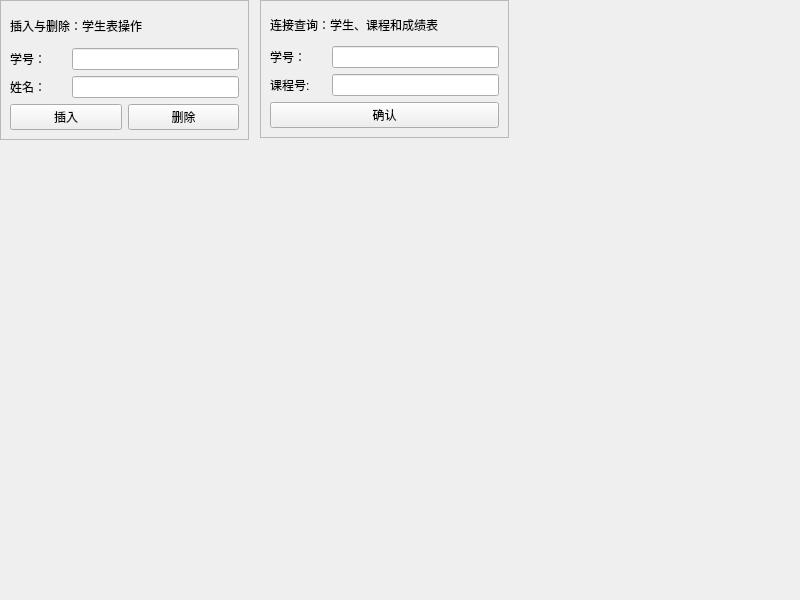
Above: lab1/gui.ui from HIT-SCIR-chichi/hit_db_lab before the change. Below: the same form after it.
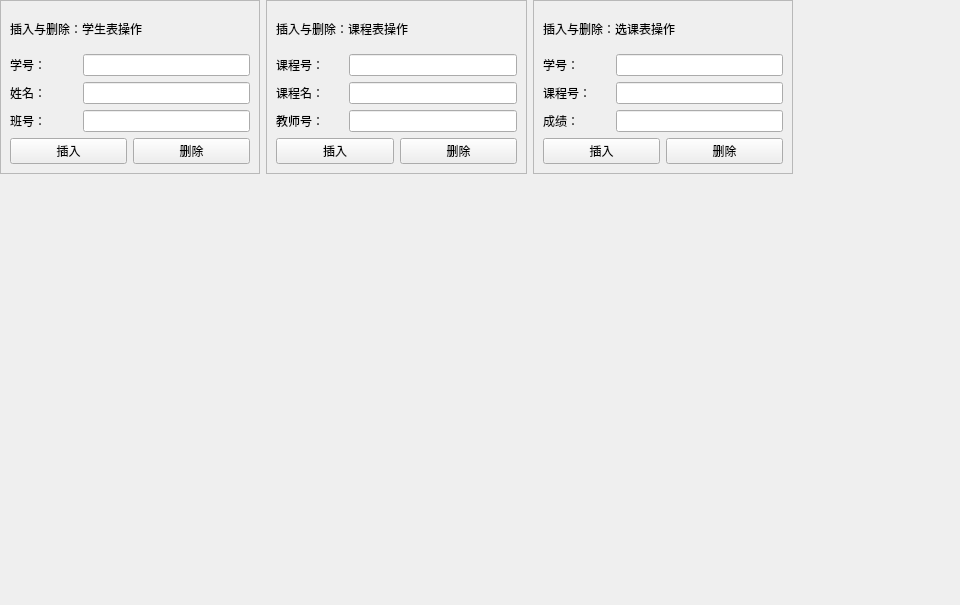
That is the form after the change.

Commit message: 完成插入删除功能

The edit to the form file:
```diff
--- a/lab1/gui.ui
+++ b/lab1/gui.ui
@@ -6,23 +6,26 @@
    <rect>
     <x>0</x>
     <y>0</y>
-    <width>800</width>
-    <height>600</height>
+    <width>960</width>
+    <height>605</height>
    </rect>
   </property>
   <property name="windowTitle">
    <string>教学管理系统@zjr</string>
   </property>
   <widget class="QWidget" name="centralwidget">
-   <widget class="QFrame" name="frame">
+   <widget class="QWidget" name="">
     <property name="geometry">
      <rect>
       <x>0</x>
       <y>0</y>
-      <width>249</width>
-      <height>140</height>
+      <width>793</width>
+      <height>174</height>
      </rect>
     </property>
+    <layout class="QHBoxLayout" name="horizontalLayout_10">
+     <item>
+      <widget class="QFrame" name="frame">
     <property name="frameShape">
      <enum>QFrame::StyledPanel</enum>
     </property>
@@ -43,7 +46,7 @@
         <widget class="QLabel" name="label_2">
          <property name="sizePolicy">
           <sizepolicy hsizetype="Preferred" vsizetype="Preferred">
-           <horstretch>1</horstretch>
+              <horstretch>2</horstretch>
            <verstretch>0</verstretch>
           </sizepolicy>
          </property>
@@ -56,7 +59,7 @@
         <widget class="QLineEdit" name="stu_num">
          <property name="sizePolicy">
           <sizepolicy hsizetype="Expanding" vsizetype="Fixed">
-           <horstretch>3</horstretch>
+              <horstretch>5</horstretch>
            <verstretch>0</verstretch>
           </sizepolicy>
          </property>
@@ -70,7 +73,7 @@
         <widget class="QLabel" name="label_3">
          <property name="sizePolicy">
           <sizepolicy hsizetype="Preferred" vsizetype="Preferred">
-           <horstretch>1</horstretch>
+              <horstretch>2</horstretch>
            <verstretch>0</verstretch>
           </sizepolicy>
          </property>
@@ -83,7 +86,34 @@
         <widget class="QLineEdit" name="stu_name">
          <property name="sizePolicy">
           <sizepolicy hsizetype="Expanding" vsizetype="Fixed">
-           <horstretch>3</horstretch>
+              <horstretch>5</horstretch>
+              <verstretch>0</verstretch>
+             </sizepolicy>
+            </property>
+           </widget>
+          </item>
+         </layout>
+        </item>
+        <item>
+         <layout class="QHBoxLayout" name="horizontalLayout_12">
+          <item>
+           <widget class="QLabel" name="label_11">
+            <property name="sizePolicy">
+             <sizepolicy hsizetype="Expanding" vsizetype="Preferred">
+              <horstretch>2</horstretch>
+              <verstretch>0</verstretch>
+             </sizepolicy>
+            </property>
+            <property name="text">
+             <string>班号：</string>
+            </property>
+           </widget>
+          </item>
+          <item>
+           <widget class="QLineEdit" name="class_num">
+            <property name="sizePolicy">
+             <sizepolicy hsizetype="Expanding" vsizetype="Fixed">
+              <horstretch>5</horstretch>
            <verstretch>0</verstretch>
           </sizepolicy>
          </property>
@@ -111,15 +141,9 @@
      </item>
     </layout>
    </widget>
+     </item>
+     <item>
    <widget class="QFrame" name="frame_2">
-    <property name="geometry">
-     <rect>
-      <x>260</x>
-      <y>0</y>
-      <width>249</width>
-      <height>138</height>
-     </rect>
-    </property>
     <property name="frameShape">
      <enum>QFrame::StyledPanel</enum>
     </property>
@@ -130,7 +154,7 @@
      <item>
       <widget class="QLabel" name="label_4">
        <property name="text">
-        <string>连接查询：学生、课程和成绩表</string>
+           <string>插入与删除：课程表操作</string>
        </property>
       </widget>
      </item>
@@ -140,20 +164,20 @@
         <widget class="QLabel" name="label_5">
          <property name="sizePolicy">
           <sizepolicy hsizetype="Preferred" vsizetype="Preferred">
-           <horstretch>1</horstretch>
+              <horstretch>2</horstretch>
            <verstretch>0</verstretch>
           </sizepolicy>
          </property>
          <property name="text">
-          <string>学号：</string>
+             <string>课程号：</string>
          </property>
         </widget>
        </item>
        <item>
-        <widget class="QLineEdit" name="sc_snum">
+           <widget class="QLineEdit" name="course_num">
          <property name="sizePolicy">
           <sizepolicy hsizetype="Expanding" vsizetype="Fixed">
-           <horstretch>3</horstretch>
+              <horstretch>5</horstretch>
            <verstretch>0</verstretch>
           </sizepolicy>
          </property>
@@ -167,12 +191,12 @@
         <widget class="QLabel" name="label_6">
          <property name="sizePolicy">
           <sizepolicy hsizetype="Preferred" vsizetype="Preferred">
-           <horstretch>1</horstretch>
+              <horstretch>2</horstretch>
            <verstretch>0</verstretch>
           </sizepolicy>
          </property>
          <property name="text">
-          <string>课程号:</string>
+             <string>课程名：</string>
          </property>
         </widget>
        </item>
@@ -180,7 +204,7 @@
         <widget class="QLineEdit" name="lineEdit_2">
          <property name="sizePolicy">
           <sizepolicy hsizetype="Expanding" vsizetype="Fixed">
-           <horstretch>3</horstretch>
+              <horstretch>5</horstretch>
            <verstretch>0</verstretch>
           </sizepolicy>
          </property>
@@ -189,10 +213,169 @@
       </layout>
      </item>
      <item>
-      <widget class="QPushButton" name="get_grade">
+         <layout class="QHBoxLayout" name="horizontalLayout_13">
+          <item>
+           <widget class="QLabel" name="label_12">
+            <property name="sizePolicy">
+             <sizepolicy hsizetype="Expanding" vsizetype="Preferred">
+              <horstretch>2</horstretch>
+              <verstretch>0</verstretch>
+             </sizepolicy>
+            </property>
        <property name="text">
-        <string>确认</string>
-       </property>
+             <string>教师号：</string>
+            </property>
+           </widget>
+          </item>
+          <item>
+           <widget class="QLineEdit" name="teacher_num">
+            <property name="sizePolicy">
+             <sizepolicy hsizetype="Expanding" vsizetype="Fixed">
+              <horstretch>5</horstretch>
+              <verstretch>0</verstretch>
+             </sizepolicy>
+            </property>
+           </widget>
+          </item>
+         </layout>
+        </item>
+        <item>
+         <layout class="QHBoxLayout" name="horizontalLayout_3">
+          <item>
+           <widget class="QPushButton" name="course_insert">
+            <property name="text">
+             <string>插入</string>
+            </property>
+           </widget>
+          </item>
+          <item>
+           <widget class="QPushButton" name="course_delete">
+            <property name="text">
+             <string>删除</string>
+            </property>
+           </widget>
+          </item>
+         </layout>
+        </item>
+       </layout>
+      </widget>
+     </item>
+     <item>
+      <widget class="QFrame" name="frame_3">
+       <property name="frameShape">
+        <enum>QFrame::StyledPanel</enum>
+       </property>
+       <property name="frameShadow">
+        <enum>QFrame::Raised</enum>
+       </property>
+       <layout class="QVBoxLayout" name="verticalLayout_3">
+        <item>
+         <widget class="QLabel" name="label_9">
+          <property name="text">
+           <string>插入与删除：选课表操作</string>
+          </property>
+         </widget>
+        </item>
+        <item>
+         <layout class="QHBoxLayout" name="horizontalLayout_8">
+          <item>
+           <widget class="QLabel" name="label_7">
+            <property name="sizePolicy">
+             <sizepolicy hsizetype="Expanding" vsizetype="Preferred">
+              <horstretch>2</horstretch>
+              <verstretch>0</verstretch>
+             </sizepolicy>
+            </property>
+            <property name="text">
+             <string>学号：</string>
+            </property>
+           </widget>
+          </item>
+          <item>
+           <widget class="QLineEdit" name="sc_snum">
+            <property name="sizePolicy">
+             <sizepolicy hsizetype="Expanding" vsizetype="Fixed">
+              <horstretch>5</horstretch>
+              <verstretch>0</verstretch>
+             </sizepolicy>
+            </property>
+           </widget>
+          </item>
+         </layout>
+        </item>
+        <item>
+         <layout class="QHBoxLayout" name="horizontalLayout_9">
+          <item>
+           <widget class="QLabel" name="label_8">
+            <property name="sizePolicy">
+             <sizepolicy hsizetype="Expanding" vsizetype="Fixed">
+              <horstretch>2</horstretch>
+              <verstretch>0</verstretch>
+             </sizepolicy>
+            </property>
+            <property name="text">
+             <string>课程号：</string>
+            </property>
+           </widget>
+          </item>
+          <item>
+           <widget class="QLineEdit" name="sc_cnum">
+            <property name="sizePolicy">
+             <sizepolicy hsizetype="Expanding" vsizetype="Fixed">
+              <horstretch>5</horstretch>
+              <verstretch>0</verstretch>
+             </sizepolicy>
+            </property>
+           </widget>
+          </item>
+         </layout>
+        </item>
+        <item>
+         <layout class="QHBoxLayout" name="horizontalLayout_11">
+          <item>
+           <widget class="QLabel" name="label_10">
+            <property name="sizePolicy">
+             <sizepolicy hsizetype="Expanding" vsizetype="Preferred">
+              <horstretch>2</horstretch>
+              <verstretch>0</verstretch>
+             </sizepolicy>
+            </property>
+            <property name="text">
+             <string>成绩：</string>
+            </property>
+           </widget>
+          </item>
+          <item>
+           <widget class="QLineEdit" name="sc_grade">
+            <property name="sizePolicy">
+             <sizepolicy hsizetype="Expanding" vsizetype="Fixed">
+              <horstretch>5</horstretch>
+              <verstretch>0</verstretch>
+             </sizepolicy>
+            </property>
+           </widget>
+          </item>
+         </layout>
+        </item>
+        <item>
+         <layout class="QHBoxLayout" name="horizontalLayout_5">
+          <item>
+           <widget class="QPushButton" name="sc_insert">
+            <property name="text">
+             <string>插入</string>
+            </property>
+           </widget>
+          </item>
+          <item>
+           <widget class="QPushButton" name="sc_delete">
+            <property name="text">
+             <string>删除</string>
+            </property>
+           </widget>
+          </item>
+         </layout>
+        </item>
+       </layout>
       </widget>
      </item>
     </layout>
```
Left out of the diff: 141 changed lines with no effect on the pictures. Lines whose indentation alone changed are shown as unchanged. The commit also changes 3 other files.
